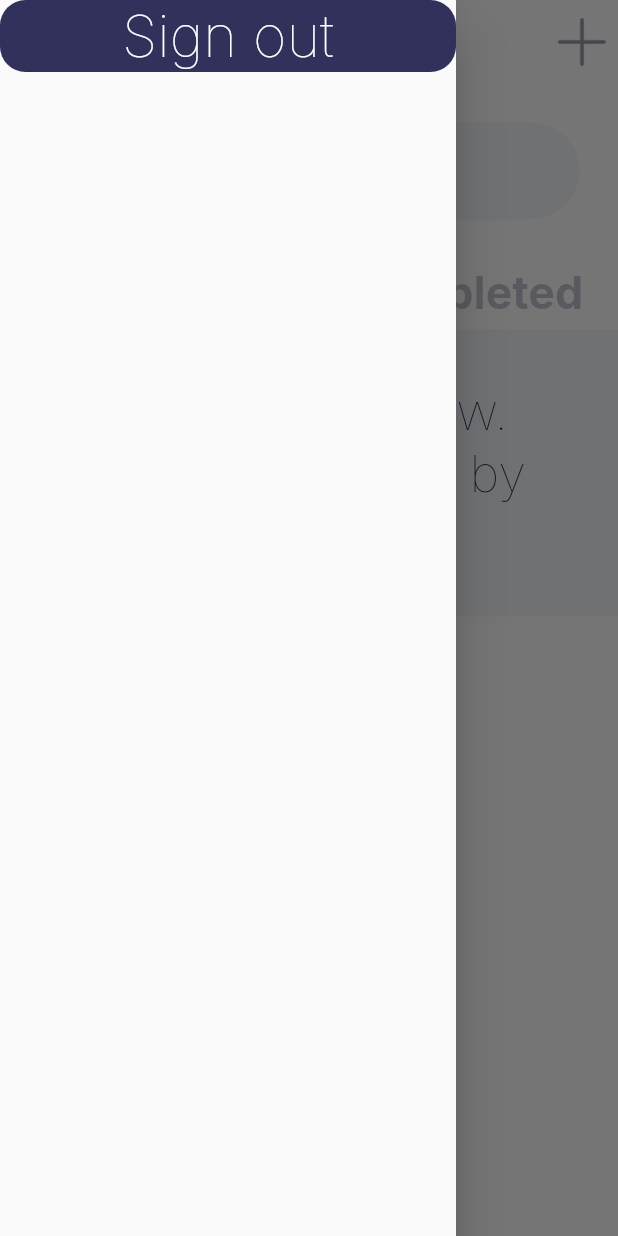
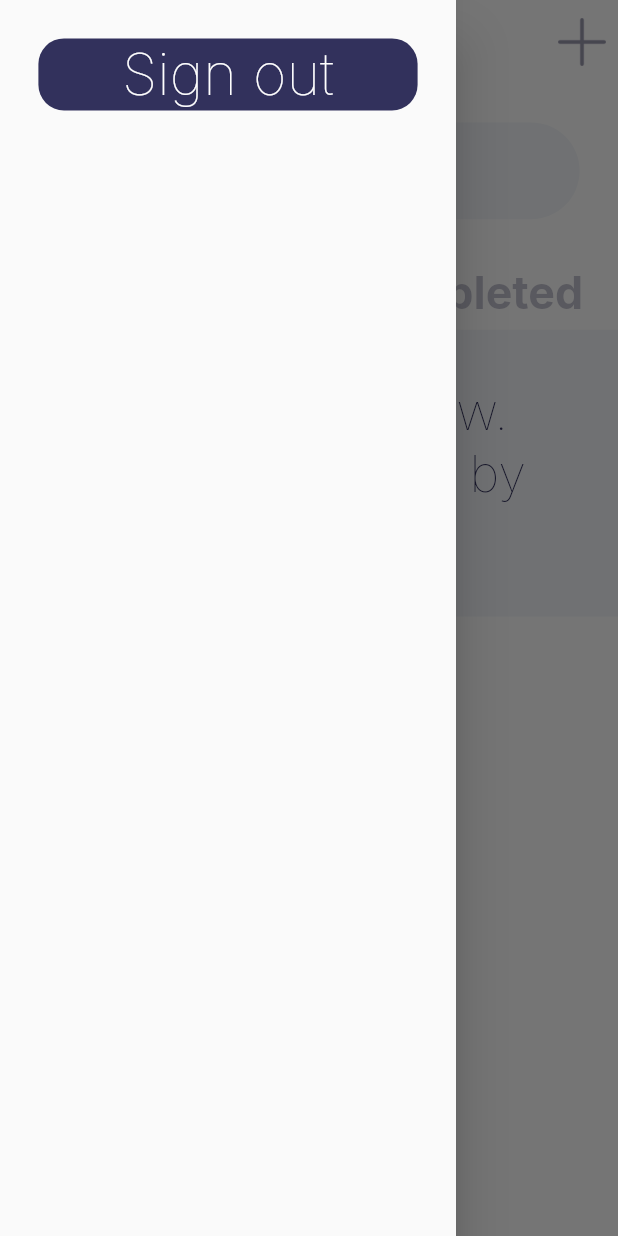
Before and after one commit to thassio-vinicius/lr_challenge, a Flutter app: the HomeScreen screen opened directly, with the side drawer open, on a phone screen of 412 x 824 dp. Run offline on Flutter 3.47's test engine with Material 2 defaults, Android fonts, the phone set to English and light mode, and no system bars; our stand-ins replace cloud_firestore, firebase_auth, firebase_core, google_fonts; accounts and stored records are empty.

Commit message:
adds padding to drawer sign out button

```diff
--- a/lib/UI/home/home_screen.dart
+++ b/lib/UI/home/home_screen.dart
@@ -38,13 +38,16 @@ class _HomeScreenState extends State<HomeScreen> with SingleTickerProviderStateM
       drawer: Drawer(
         child: ListView(
           children: [
-            CustomPrimaryButton(
-                onPressed: () async {
-                  await Provider.of<AuthenticationProvider>(context, listen: false).signOut();
+            Padding(
+              padding: EdgeInsets.all(Adapt.px(12)),
+              child: CustomPrimaryButton(
+                  onPressed: () async {
+                    await Provider.of<AuthenticationProvider>(context, listen: false).signOut();
 
-                  Navigator.pushReplacement(context, MaterialPageRoute(builder: (_) => AuthenticationScreen()));
-                },
-                label: Strings.signOut)
+                    Navigator.pushReplacement(context, MaterialPageRoute(builder: (_) => AuthenticationScreen()));
+                  },
+                  label: Strings.signOut),
+            )
           ],
         ),
       ),
```
